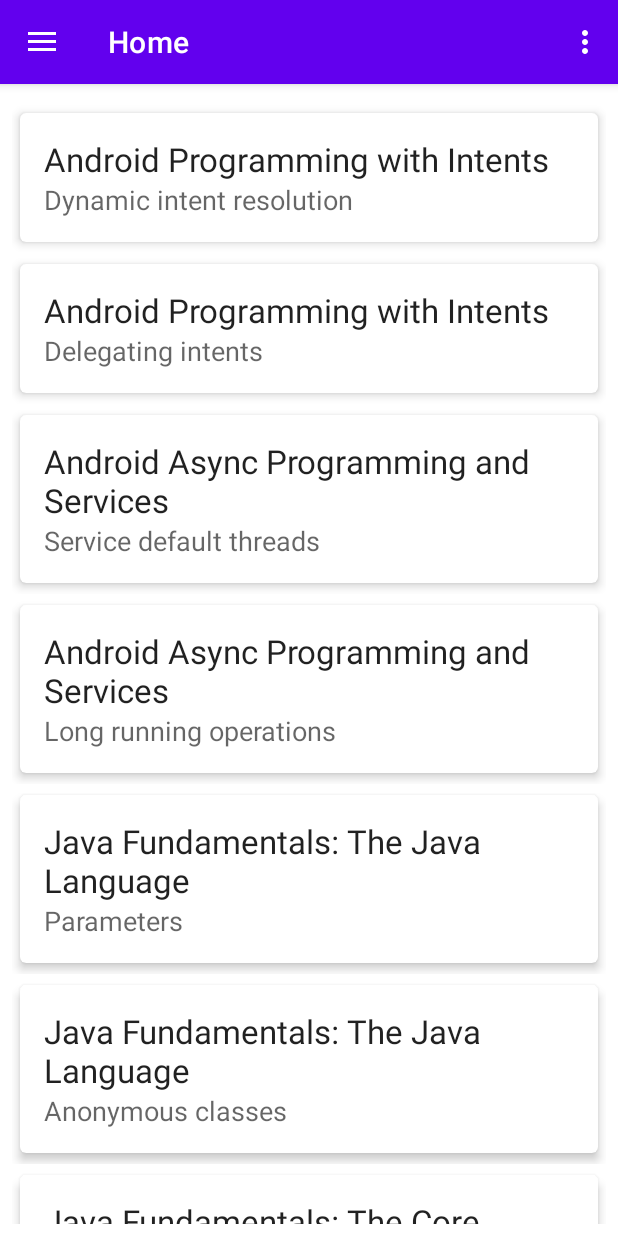
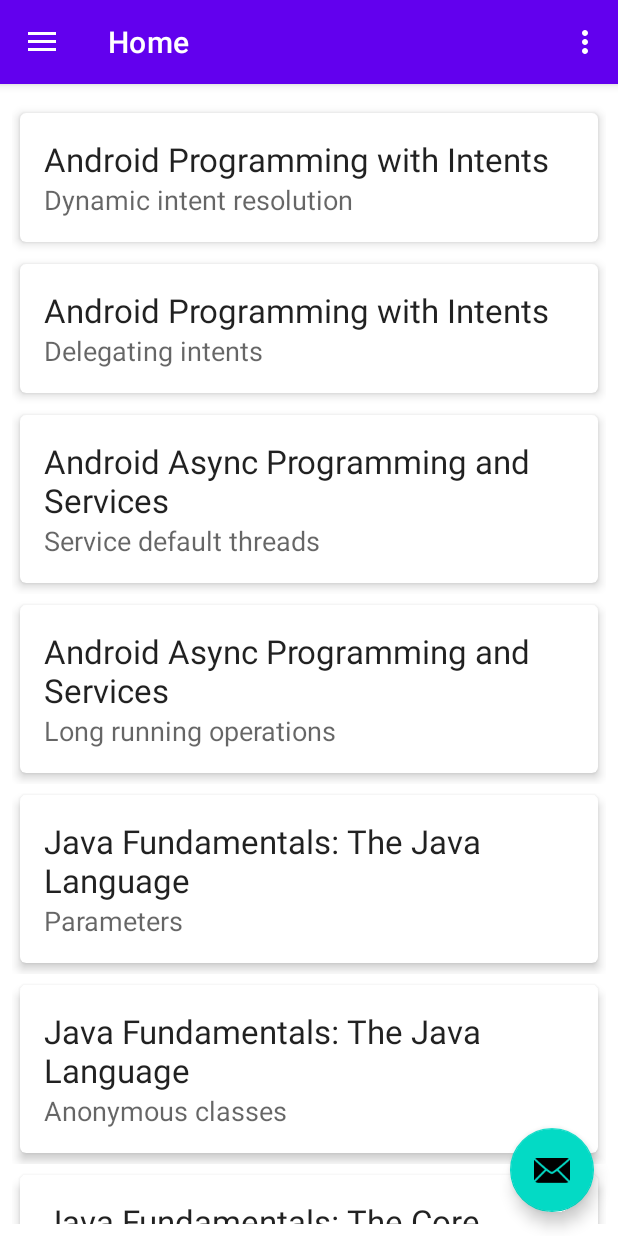
Before and after one commit to Marshall-D/NoteKeeper, an Android app: the screen it shows after launch (MainActivity), on a phone screen of 412 x 824 dp. Run offline under Robolectric (Android 15) with nearby library versions, the phone set to English and light mode, and no system bars; our stand-ins replace navigation-ui.

Commit message:
showing fab button

```diff
--- a/app/src/main/java/com/example/notekeeper/MainActivity.kt
+++ b/app/src/main/java/com/example/notekeeper/MainActivity.kt
@@ -35,11 +35,11 @@
         val toolbar: Toolbar = findViewById(R.id.toolbar)
         setSupportActionBar(toolbar)
 
-//        val fab: FloatingActionButton = findViewById(R.id.fab)
-//        fab.setOnClickListener { view ->
-//            Snackbar.make(view, "Replace with your own action", Snackbar.LENGTH_LONG)
-//                    .setAction("Action", null).show()
-//        }
+        val fab: FloatingActionButton = findViewById(R.id.fab)
+        fab.setOnClickListener { view ->
+            Snackbar.make(view, "Replace with your own action", Snackbar.LENGTH_LONG)
+                    .setAction("Action", null).show()
+        }
 
         val drawerLayout: DrawerLayout = findViewById(R.id.drawer_layout)
         val navView: NavigationView = findViewById(R.id.nav_view)
--- a/app/src/main/java/com/example/notekeeper/NoteActivity.kt
+++ b/app/src/main/java/com/example/notekeeper/NoteActivity.kt
@@ -135,7 +135,7 @@
     private fun createNewNote() {
         val dm : DataManager? = DataManager.instance
         mNotePosition = dm?.createNewNote()
-//        mNote = mNotePosition?.let { dm?.notes?.get(it) }
+        mNote = mNotePosition?.let { dm?.notes?.get(it) }
 
     }
 
--- a/app/src/main/res/layout/app_bar_main.xml
+++ b/app/src/main/res/layout/app_bar_main.xml
@@ -22,12 +22,12 @@
 
     <include layout="@layout/content_navigation" />
 
-<!--    <com.google.android.material.floatingactionbutton.FloatingActionButton-->
-<!--        android:id="@+id/fab"-->
-<!--        android:layout_width="wrap_content"-->
-<!--        android:layout_height="wrap_content"-->
-<!--        android:layout_gravity="bottom|end"-->
-<!--        android:layout_margin="@dimen/fab_margin"-->
-<!--        app:srcCompat="@android:drawable/ic_dialog_email" />-->
+    <com.google.android.material.floatingactionbutton.FloatingActionButton
+        android:id="@+id/fab"
+        android:layout_width="wrap_content"
+        android:layout_height="wrap_content"
+        android:layout_gravity="bottom|end"
+        android:layout_margin="@dimen/fab_margin"
+        app:srcCompat="@android:drawable/ic_dialog_email" />
 
 </androidx.coordinatorlayout.widget.CoordinatorLayout>
```
